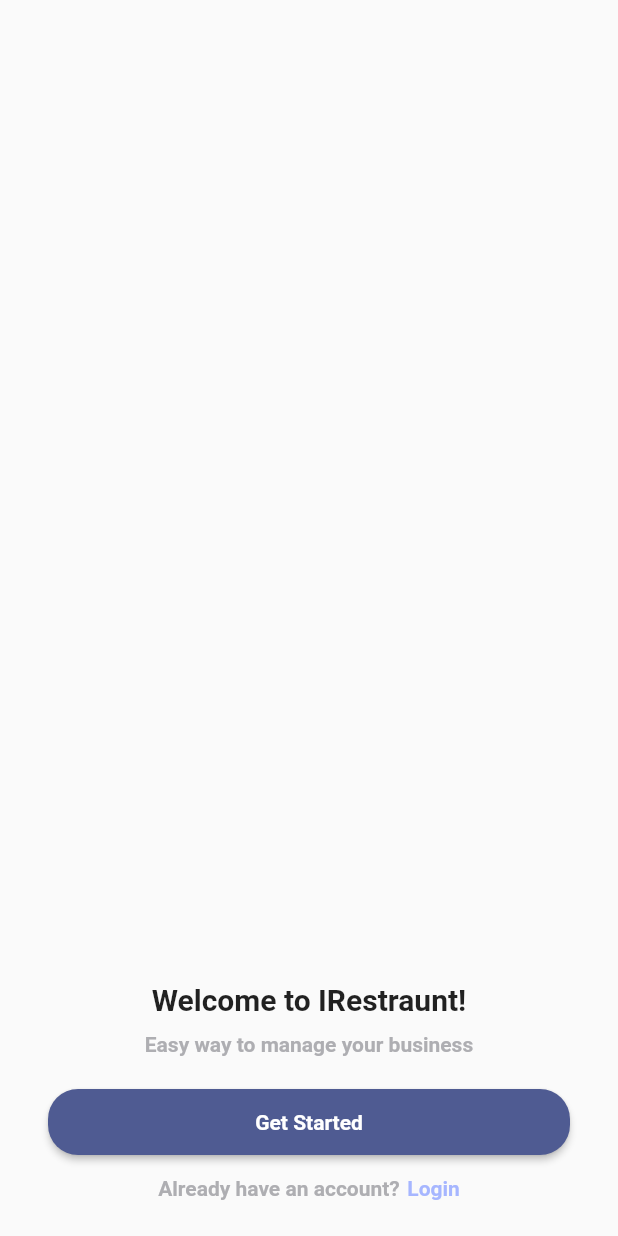
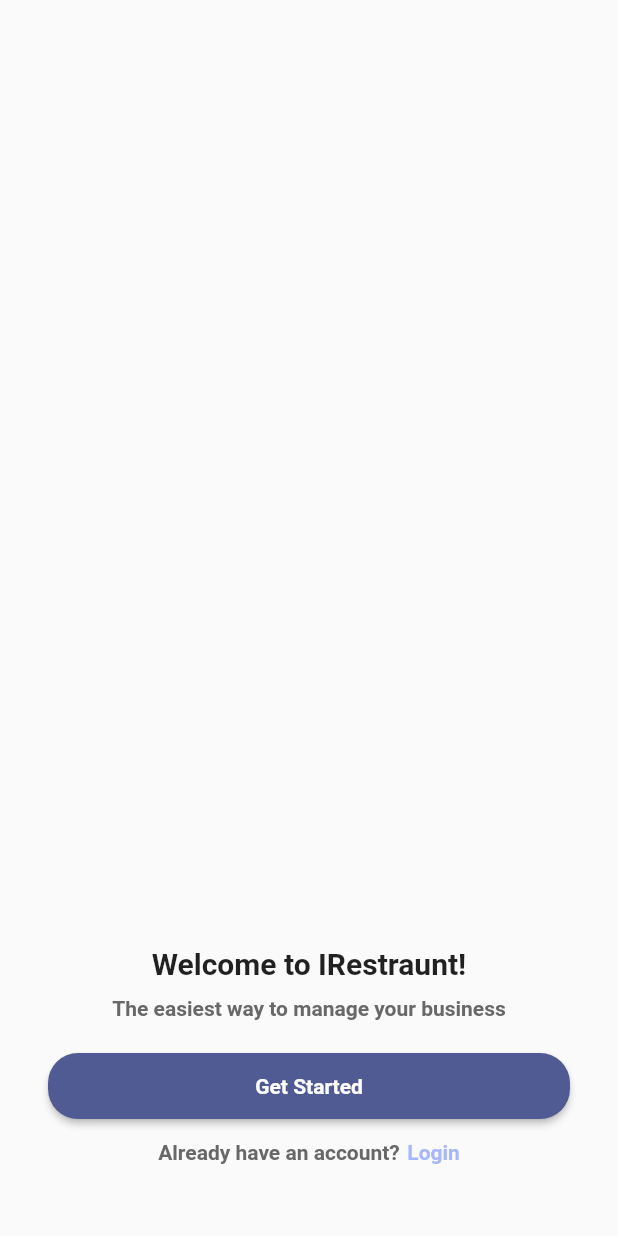
Before and after one commit to luciferpd13/irestraunt, a Flutter app: the screen it shows after launch, on a phone screen of 412 x 824 dp. Run offline on Flutter 3.47's test engine with Material 2 defaults, Android fonts, the phone set to English and light mode, and no system bars; Roboto replaces fonts that are missing (SFPRO).

Commit message:
Improvements on UI

```diff
--- a/lib/features/auth/getStarted.dart
+++ b/lib/features/auth/getStarted.dart
@@ -30,11 +30,13 @@ class GetStarted extends StatelessWidget {
                 ),
                 Container(
                   margin: const EdgeInsets.fromLTRB(0, 0, 0, 20),
-                  child: const Text(
-                    "Easy way to manage your business",
+                  child: Text(
+                    "The easiest way to manage your business",
                     textAlign: TextAlign.center,
-                    style: TextStyle(
-                        color: AppColors.grey, fontWeight: FontWeight.bold),
+                    style: Theme.of(context).textTheme.bodyMedium?.merge(
+                        const TextStyle(
+                            color: AppColors.black100,
+                            fontWeight: FontWeight.bold)),
                   ),
                 ),
                 ElevatedButton(
@@ -48,14 +50,16 @@ class GetStarted extends StatelessWidget {
                       style: TextStyle(fontWeight: FontWeight.bold),
                     )),
                 Container(
-                  margin: const EdgeInsets.fromLTRB(0, 12, 0, 24),
+                  margin: const EdgeInsets.fromLTRB(0, 12, 0, 48),
                   child: Row(
                     mainAxisAlignment: MainAxisAlignment.center,
                     children: [
-                      const Text(
+                      Text(
                         "Already have an account?",
-                        style: TextStyle(
-                            color: AppColors.grey, fontWeight: FontWeight.bold),
+                        style: Theme.of(context).textTheme.bodyMedium?.merge(
+                            const TextStyle(
+                                color: AppColors.black100,
+                                fontWeight: FontWeight.bold)),
                       ),
                       const SizedBox(width: 5),
                       HyperLink(
--- a/lib/widgets/appColors/appColors.dart
+++ b/lib/widgets/appColors/appColors.dart
@@ -2,10 +2,10 @@ import 'package:flutter/material.dart';
 
 class AppColors {
   static const Color primary = Color(0xFF4869f0);
-  static const Color blueLight = Color(0xFFA6b6ff);
+  static const Color blue100 = Color(0xFFA6b6ff);
   static const Color blue = Color(0xFFA6b6ff);
   static const Color white = Color(0xFFffffff);
-  static const Color blackLight = Color(0xFF2c2c2e);
-  static const Color black = Color(0xFF000000);
-  static const Color grey = Color(0xFFaeaeb2);
+  static const Color black = Color(0xFF2c2c2e);
+  static const Color black100 = Color(0xFF686868);
+  static const Color grey = Color(0xFF9c9ca0);
 }
--- a/lib/widgets/hyperLink/hyperLink.dart
+++ b/lib/widgets/hyperLink/hyperLink.dart
@@ -15,7 +15,7 @@ class HyperLink extends StatelessWidget {
       child: Text(
         text,
         style: TextStyle(
-            color: AppColors.blueLight,
+            color: AppColors.blue100,
             fontWeight: bold ? FontWeight.bold : FontWeight.normal),
       ),
     );
```
